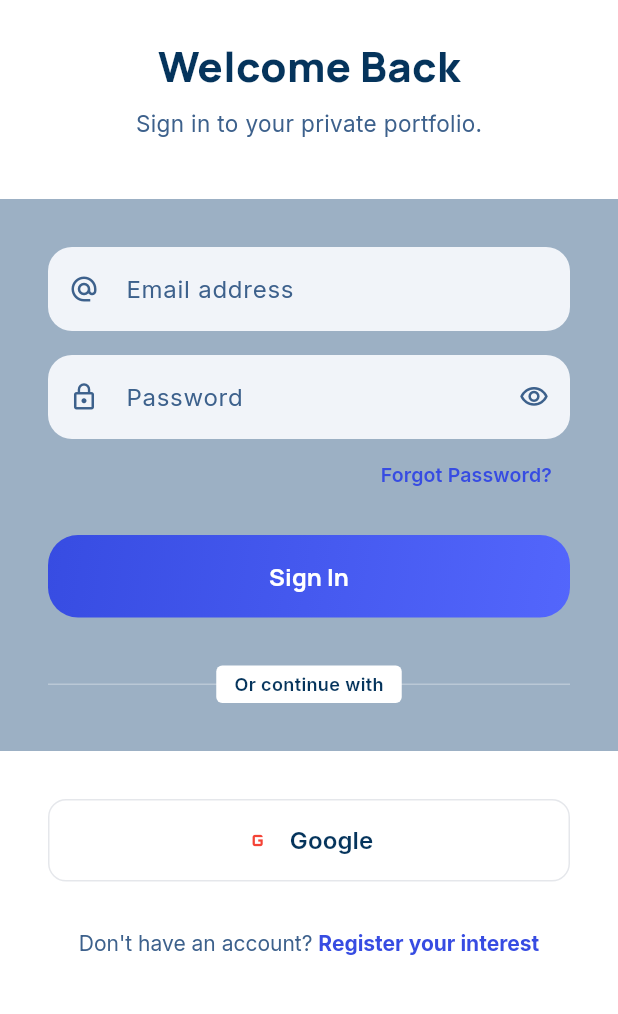
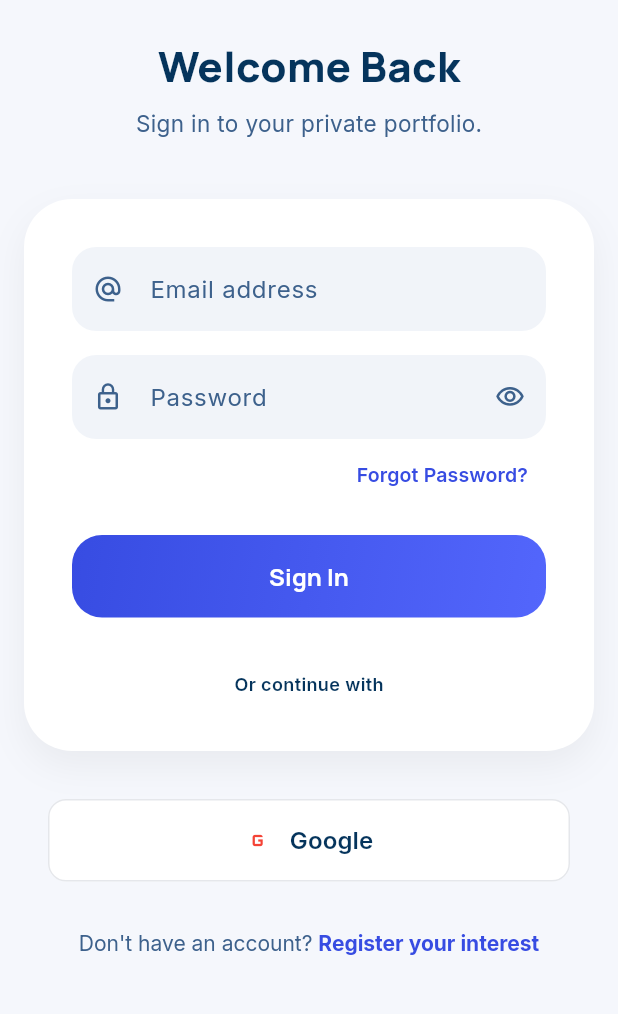
Before and after one commit to olit2004/Bet, a Flutter app: the LoginScreen screen opened by its route, on a phone screen of 412 x 824 dp, the part 122-1136 px from its top. Run offline on Flutter 3.47's test engine with Material 3 defaults, Android fonts, the light colour scheme and no system bars; our stand-ins replace go_router, google_fonts; network calls fail.

Commit message:
feat(login): refinement on the login page

```diff
--- a/lib/features/auth/screens/login_screen.dart
+++ b/lib/features/auth/screens/login_screen.dart
@@ -28,7 +28,7 @@
   @override
   Widget build(BuildContext context) {
     return Scaffold(
-      backgroundColor: AppColors.surface,
+      backgroundColor: AppColors.background,
       body: SafeArea(
         child: SingleChildScrollView(
           child: Column(
@@ -60,12 +60,22 @@
                 ),
               ),
 
-              // 2. Middle Form Section
-              Container(
+              // 2. Middle Form Section (Floating Card)
+              Padding(
+                padding: const EdgeInsets.symmetric(horizontal: 16.0),
+                child: Container(
                   width: double.infinity,
                   padding: const EdgeInsets.all(32.0),
-                decoration: const BoxDecoration(
-                  color: AppColors.cardBackground,
+                  decoration: BoxDecoration(
+                    color: AppColors.surface,
+                    borderRadius: BorderRadius.circular(32),
+                    boxShadow: [
+                      BoxShadow(
+                        color: Colors.black.withOpacity(0.05),
+                        blurRadius: 20,
+                        offset: const Offset(0, 10),
+                      ),
+                    ],
                   ),
                   child: Column(
                     children: [
@@ -120,6 +130,7 @@
                       const SizedBox(height: 32),
                       _buildDivider(),
                     ],
+                  ),
                 ),
               ),
 
```
Lines whose indentation alone changed are shown as unchanged.
